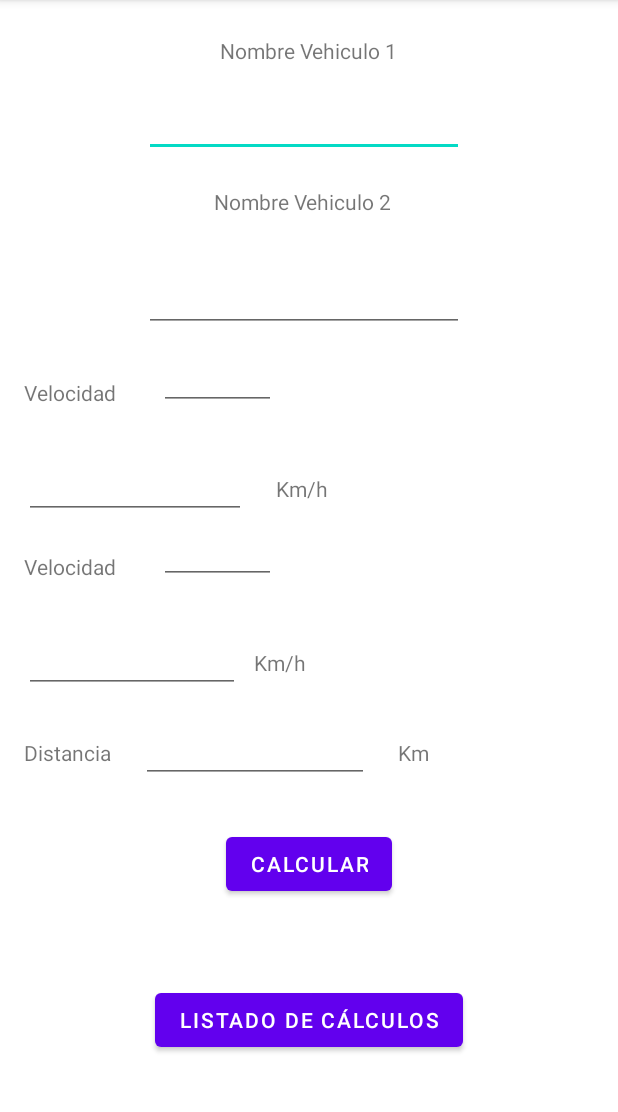
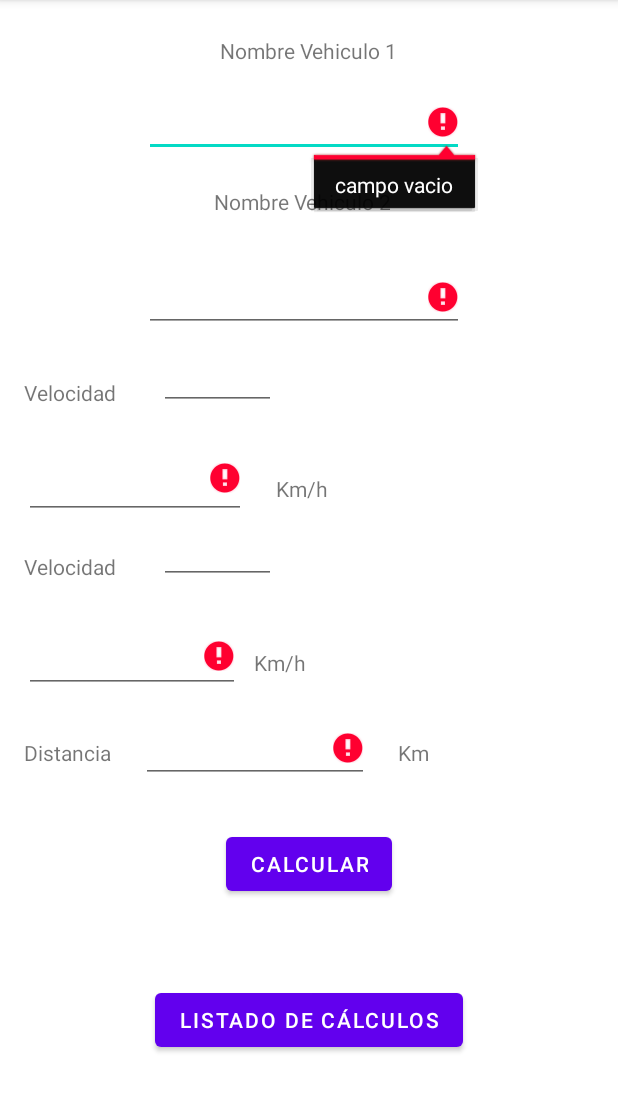
Before and after one commit to AlexVargas98/CalculadoraPuntosDeEncuentros, an Android app: the screen it shows after launch (MainActivity), after a tap on "CALCULAR", on a phone screen of 412 x 824 dp, the part 84-1196 px from its top. Run offline under Robolectric (Android 15) with nearby library versions, the phone set to English and light mode, and no system bars.

```diff
--- a/app/src/main/java/com/alex/calculadorapuntosdeencuentros/MainActivity.java
+++ b/app/src/main/java/com/alex/calculadorapuntosdeencuentros/MainActivity.java
@@ -10,20 +10,29 @@ import android.widget.TextView;
 
 public class MainActivity extends AppCompatActivity {
 
+
     private EditText velocidad1;
     private EditText distancia_total;
     private EditText velocidad2;
     private TextView tiempo_encuentro;
+    private EditText edt1,edt2;
+
+
     @Override
     protected void onCreate(Bundle savedInstanceState) {
         super.onCreate(savedInstanceState);
         setContentView(R.layout.activity_main);
+        edt1= (EditText) findViewById(R.id.edt1);
+        edt2= (EditText) findViewById(R.id.edt2);
         velocidad1 = (EditText) findViewById(R.id.edtvelocidad3);
         velocidad2 = (EditText) findViewById(R.id.edtvelocidad4);
         distancia_total = (EditText) findViewById(R.id.edtdistancia);
         tiempo_encuentro = (TextView) findViewById(R.id.tv_tiempototal);
     }
     public void calcularDistancia(View view) {
+
+        if(validar()){
+
         String valor1 = velocidad1.getText().toString();
         String valor2 = velocidad2.getText().toString();
         String valor3 = distancia_total.getText().toString();
@@ -50,6 +59,7 @@ public class MainActivity extends AppCompatActivity {
         i.putExtra("distancia_vehiculo_2", resudistanc2);
 
         startActivity(i);
+        }
     }
 
     public void lista(View v) {
@@ -62,4 +72,37 @@ public class MainActivity extends AppCompatActivity {
         startActivity(i);
     }
 
+
+    public boolean validar (){
+        boolean retorno=true;
+        String nombre1=edt1.getText().toString();
+        String nombre2=edt2.getText().toString();
+        String velo1=velocidad1.getText().toString();
+        String velo2=velocidad2.getText().toString();
+        String dist= distancia_total.getText().toString();
+
+        if(nombre1.isEmpty()){
+            edt1.setError("campo vacio");
+            retorno=false;
+        }
+        if(nombre2.isEmpty()){
+            edt2.setError("campo vacio");
+            retorno=false;
+        }
+        if(velo1.isEmpty()){
+            velocidad1.setError("campo vacio");
+            retorno=false;
+        }
+        if(velo2.isEmpty()){
+            velocidad2.setError("campo vacio");
+            retorno=false;
+        }
+        if(dist.isEmpty()){
+            distancia_total.setError("campo vacio");
+            retorno=false;
+        }
+
+        return retorno;
+    }
+
 }
```
